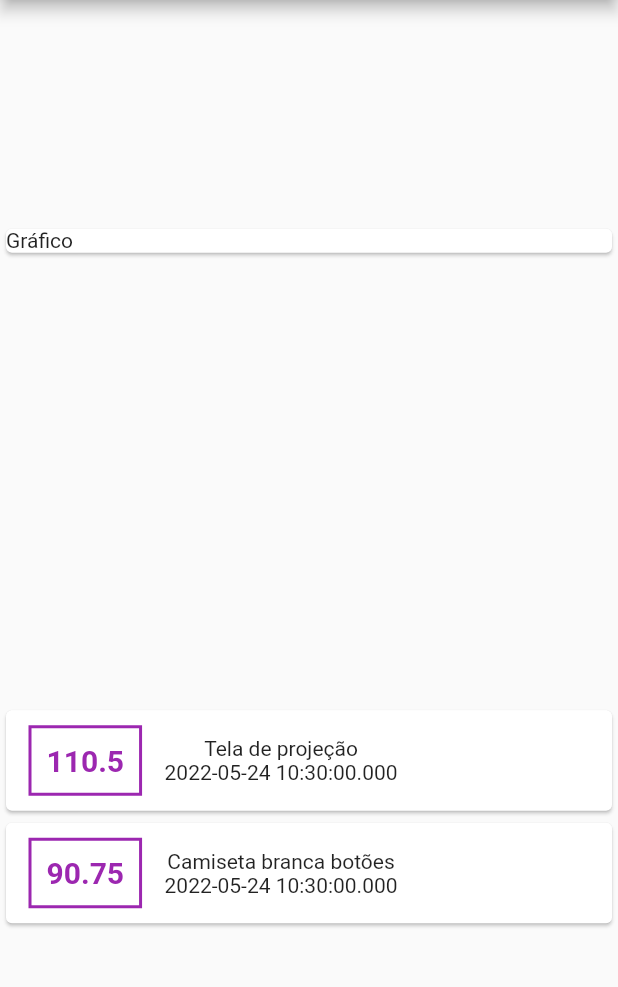
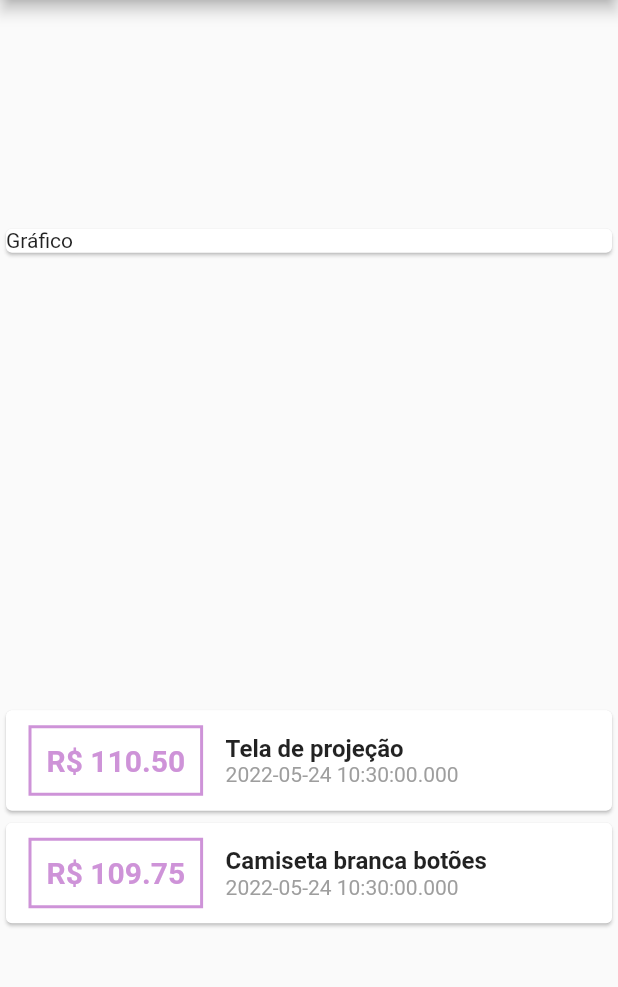
Before and after one commit to AllanCicceri/ExpensesApp, a Flutter app: the screen it shows after launch, on a phone screen of 412 x 824 dp, the part 84-1071 px from its top. Run offline on Flutter 3.47's test engine with Material 2 defaults, Android fonts, the phone set to English and light mode, and no system bars.

Commit message:
refact: styling

```diff
--- a/lib/main.dart
+++ b/lib/main.dart
@@ -26,7 +26,7 @@ class HomePage extends StatelessWidget {
     Transaction(
         id: 't2',
         title: 'Camiseta branca botões',
-        value: 90.75,
+        value: 109.75,
         date: DateTime.now()),
   ];
 
@@ -53,21 +53,33 @@ class HomePage extends StatelessWidget {
                                   horizontal: 15, vertical: 10),
                               decoration: BoxDecoration(
                                   border: Border.all(
-                                      color: Colors.purple, width: 2)),
+                                      color: Colors.purple.shade200, width: 2)),
                               padding: EdgeInsets.all(10),
                               child: Text(
-                                e.value.toString(),
+                                'R\$ ${e.value.toStringAsFixed(2)}',
                                 style: TextStyle(
                                   fontWeight: FontWeight.bold,
                                   fontSize: 20,
-                                  color: Colors.purple,
+                                  color: Colors.purple.shade200,
                                 ),
                               ),
                             ),
                             Column(
+                              crossAxisAlignment: CrossAxisAlignment.start,
                               children: [
-                                Text(e.title),
-                                Text(e.date.toLocal().toString()),
+                                Text(
+                                  e.title,
+                                  style: TextStyle(
+                                    fontWeight: FontWeight.bold,
+                                    fontSize: 16,
+                                  ),
+                                ),
+                                Text(
+                                  e.date.toLocal().toString(),
+                                  style: TextStyle(
+                                    color: Colors.grey,
+                                  ),
+                                ),
                               ],
                             ),
                           ],
```
